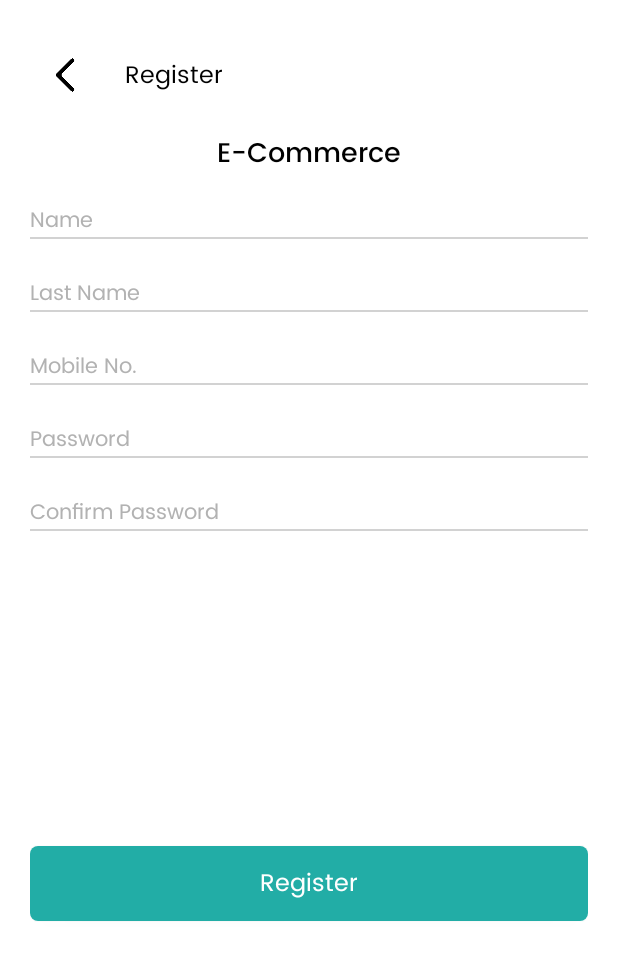
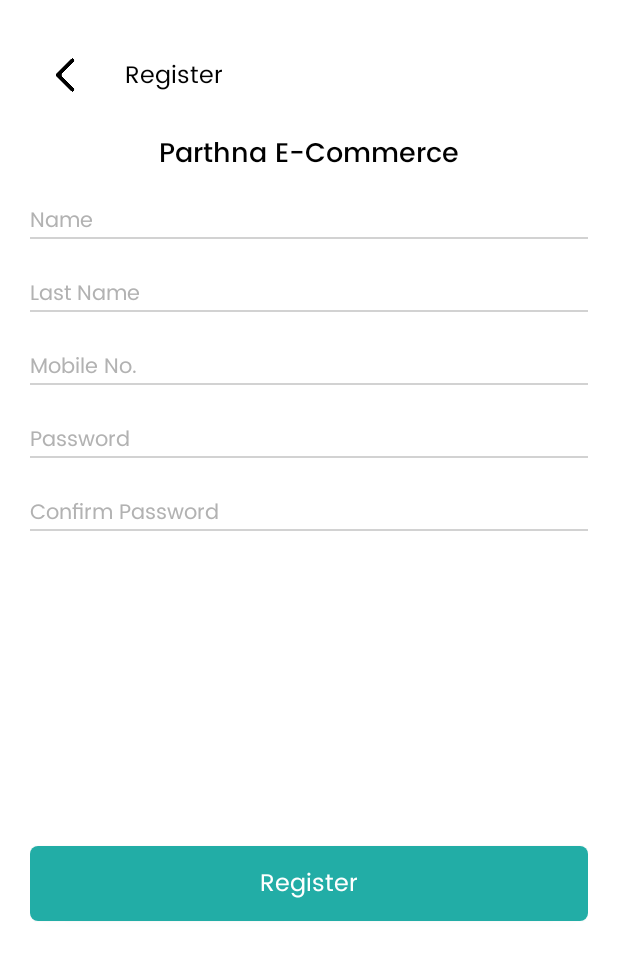
Before and after one commit to prathanapatel1234/E-Commerce, an Android app: the RegisterActivity screen opened directly, with no data from a screen before it, on a phone screen of 412 x 824 dp. Shown: the top 960 px of the screen. Run offline under Robolectric (Android 15) with nearby library versions, the phone set to English and light mode, and no system bars; our stand-ins replace data binding.

```diff
--- a/app/src/main/java/uk/actees/aad/w9521088/ApiCall/Presenter/RegisterPresenter.java
+++ b/app/src/main/java/uk/actees/aad/w9521088/ApiCall/Presenter/RegisterPresenter.java
@@ -45,6 +45,7 @@ public class RegisterPresenter extends BasePresenter<IRegisterView>{
                     getView().enableLoadingBar(context, false);
                     t.printStackTrace();
                     getView().onError(null);
+                    Toast.makeText(context, "Something went wrong!", Toast.LENGTH_SHORT).show();
                 } catch (Exception e) {
                     e.printStackTrace();
                 }
--- a/app/src/main/res/layout/activity_login.xml
+++ b/app/src/main/res/layout/activity_login.xml
@@ -87,6 +87,7 @@
             android:textColorHint="@color/gray2"
             android:fontFamily="@font/poppins_regular"
             android:maxLines="1"
+            android:inputType="textPassword"
             android:background="@android:color/transparent"
             android:layout_marginTop="@dimen/dp_25"
             app:layout_constraintStart_toStartOf="parent"
--- a/app/src/main/res/layout/activity_register.xml
+++ b/app/src/main/res/layout/activity_register.xml
@@ -123,6 +123,7 @@
             android:hint="@string/password"
             android:textColor="@color/gray2"
             android:textSize="@dimen/sp_14"
+            android:inputType="textPassword"
             android:textColorHint="@color/gray2"
             android:fontFamily="@font/poppins_regular"
             android:background="@android:color/transparent"
@@ -138,6 +139,7 @@
             app:layout_constraintTop_toBottomOf="@+id/edtPassword"/>
 
         <EditText
+            android:inputType="textPassword"
             android:id="@+id/edtConfirmPassword"
             android:layout_width="wrap_content"
             android:layout_height="wrap_content"
--- a/app/src/main/res/values/strings.xml
+++ b/app/src/main/res/values/strings.xml
@@ -1,5 +1,5 @@
 <resources>
-    <string name="app_name">E-Commerce</string>
+    <string name="app_name">Parthna E-Commerce</string>
     <string name="login">Login</string>
     <string name="mobile">Mobile No.</string>
     <string name="password">Password</string>
```
Also changed, not shown: app/src/main/res/drawable/logo.png (added).
